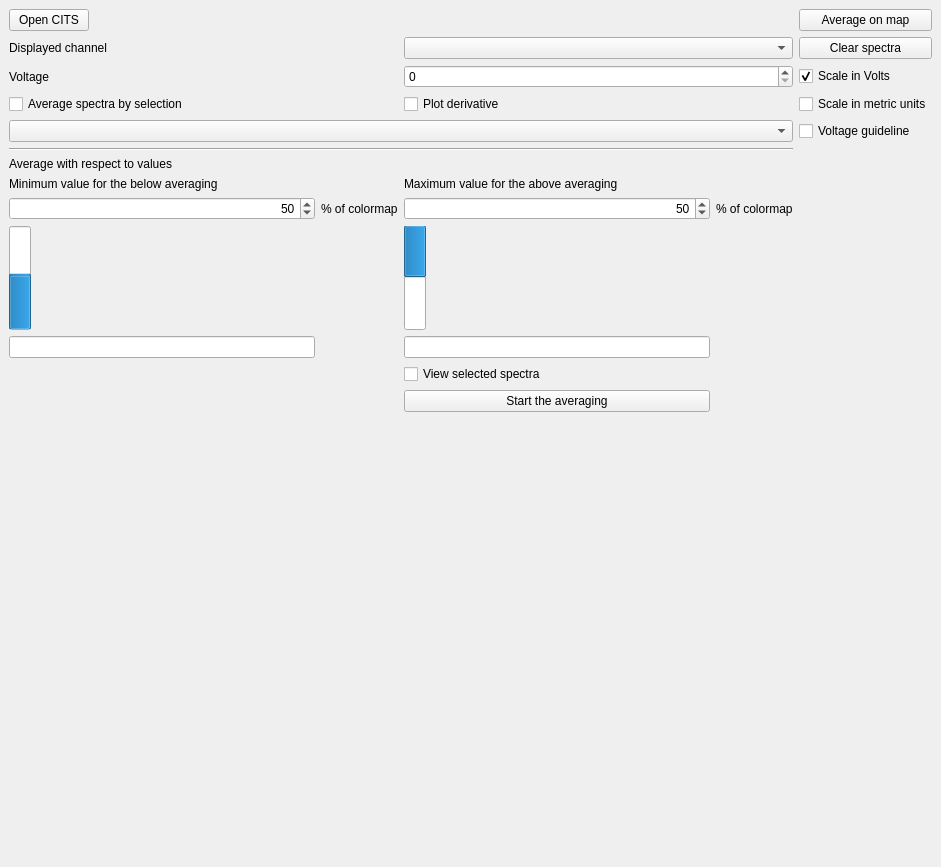
The window that ui_citswidget.ui (cea-lateqs/STMapy) describes before a commit, drawn with Qt 5.
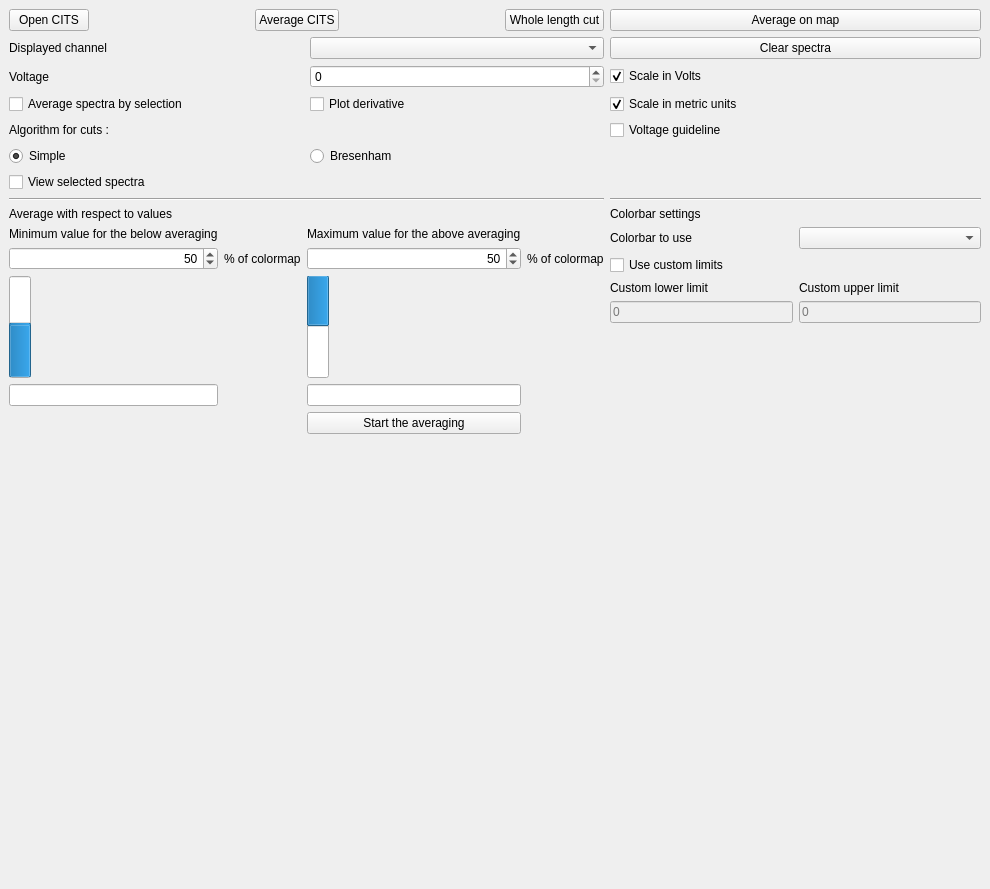
The same window after the commit. Custom widgets are drawn as their Qt base class.

```diff
--- a/ui_citswidget.ui
+++ b/ui_citswidget.ui
@@ -6,8 +6,8 @@
    <rect>
     <x>0</x>
     <y>0</y>
-    <width>941</width>
-    <height>867</height>
+    <width>990</width>
+    <height>889</height>
    </rect>
   </property>
   <property name="windowTitle">
@@ -15,7 +15,70 @@
   </property>
   <widget class="QWidget" name="dockWidgetContents">
    <layout class="QGridLayout" name="gridLayout_2">
-    <item row="7" column="2">
+    <item row="6" column="2">
+     <layout class="QHBoxLayout" name="horizontalLayout_6">
+      <item>
+       <widget class="QRadioButton" name="m_simpleCutsButton">
+        <property name="text">
+         <string>Simple</string>
+        </property>
+        <property name="checked">
+         <bool>true</bool>
+        </property>
+       </widget>
+      </item>
+      <item>
+       <widget class="QRadioButton" name="m_bresenhamCutsButton">
+        <property name="text">
+         <string>Bresenham</string>
+        </property>
+       </widget>
+      </item>
+     </layout>
+    </item>
+    <item row="3" column="2">
+     <layout class="QHBoxLayout" name="horizontalLayout_3">
+      <item>
+       <widget class="QCheckBox" name="m_avgBox">
+        <property name="text">
+         <string>Average spectra by selection</string>
+        </property>
+       </widget>
+      </item>
+      <item>
+       <widget class="QCheckBox" name="m_derivBox">
+        <property name="text">
+         <string>Plot derivative</string>
+        </property>
+       </widget>
+      </item>
+     </layout>
+    </item>
+    <item row="1" column="3">
+     <widget class="QPushButton" name="m_clearSpec">
+      <property name="text">
+       <string>Clear spectra</string>
+      </property>
+     </widget>
+    </item>
+    <item row="1" column="2">
+     <layout class="QHBoxLayout" name="horizontalLayout_2">
+      <property name="sizeConstraint">
+       <enum>QLayout::SetDefaultConstraint</enum>
+      </property>
+      <item>
+       <widget class="QLabel" name="label_7">
+        <property name="text">
+         <string>Displayed channel</string>
+        </property>
+       </widget>
+      </item>
+      <item>
+       <widget class="QComboBox" name="m_channelBox"/>
+      </item>
+     </layout>
+    </item>
+    <item row="10" column="2">
      <widget class="QLabel" name="label_2">
       <property name="text">
        <string>Average with respect to values</string>
@@ -38,6 +101,26 @@
         </property>
        </widget>
       </item>
+      <item>
+       <spacer name="horizontalSpacer_2">
+        <property name="orientation">
+         <enum>Qt::Horizontal</enum>
+        </property>
+        <property name="sizeHint" stdset="0">
+         <size>
+          <width>40</width>
+          <height>20</height>
+         </size>
+        </property>
+       </spacer>
+      </item>
+      <item>
+       <widget class="QPushButton" name="m_averageCitsButton">
+        <property name="text">
+         <string>Average CITS</string>
+        </property>
+       </widget>
+      </item>
       <item>
        <spacer name="horizontalSpacer">
         <property name="orientation">
@@ -51,16 +134,23 @@
         </property>
        </spacer>
       </item>
+      <item>
+       <widget class="QPushButton" name="m_wholeLengthCutButton">
+        <property name="text">
+         <string>Whole length cut</string>
+        </property>
+       </widget>
+      </item>
      </layout>
     </item>
-    <item row="5" column="2">
+    <item row="8" column="2">
      <widget class="Line" name="line">
       <property name="orientation">
        <enum>Qt::Horizontal</enum>
       </property>
      </widget>
     </item>
-    <item row="10" column="2">
+    <item row="13" column="2">
      <layout class="QVBoxLayout" name="map_layout">
       <property name="leftMargin">
        <number>0</number>
@@ -80,7 +170,7 @@
       </item>
      </layout>
     </item>
-    <item row="10" column="3">
+    <item row="13" column="3">
      <layout class="QVBoxLayout" name="spec_layout">
       <property name="sizeConstraint">
        <enum>QLayout::SetDefaultConstraint</enum>
@@ -93,49 +183,7 @@
       </item>
      </layout>
     </item>
-    <item row="3" column="2">
-     <layout class="QHBoxLayout" name="horizontalLayout_3">
-      <item>
-       <widget class="QCheckBox" name="m_avgBox">
-        <property name="text">
-         <string>Average spectra by selection</string>
-        </property>
-       </widget>
-      </item>
-      <item>
-       <widget class="QCheckBox" name="m_derivBox">
-        <property name="text">
-         <string>Plot derivative</string>
-        </property>
-       </widget>
-      </item>
-     </layout>
-    </item>
-    <item row="1" column="2">
-     <layout class="QHBoxLayout" name="horizontalLayout_2">
-      <property name="sizeConstraint">
-       <enum>QLayout::SetDefaultConstraint</enum>
-      </property>
-      <item>
-       <widget class="QLabel" name="label_7">
-        <property name="text">
-         <string>Displayed channel</string>
-        </property>
-       </widget>
-      </item>
-      <item>
-       <widget class="QComboBox" name="m_channelBox"/>
-      </item>
-     </layout>
-    </item>
-    <item row="1" column="3">
-     <widget class="QPushButton" name="m_clearSpec">
-      <property name="text">
-       <string>Clear spectra</string>
-      </property>
-     </widget>
-    </item>
-    <item row="8" column="2">
+    <item row="11" column="2">
      <layout class="QGridLayout" name="gridLayout">
       <item row="1" column="0">
        <widget class="QSpinBox" name="m_belowBox">
@@ -227,13 +275,6 @@
         </property>
        </widget>
       </item>
-      <item row="4" column="2">
-       <widget class="QCheckBox" name="m_viewSelectedBox">
-        <property name="text">
-         <string>View selected spectra</string>
-        </property>
-       </widget>
-      </item>
       <item row="3" column="0">
        <widget class="QLineEdit" name="m_belowLine">
         <property name="readOnly">
@@ -278,23 +319,141 @@
       </property>
      </widget>
     </item>
-    <item row="4" column="2">
-     <widget class="QComboBox" name="m_colorBarBox"/>
-    </item>
     <item row="3" column="3">
      <widget class="QCheckBox" name="m_scaleMetric">
       <property name="text">
        <string>Scale in metric units</string>
       </property>
+      <property name="checked">
+       <bool>true</bool>
+      </property>
      </widget>
     </item>
-    <item row="4" column="3">
+    <item row="5" column="2">
+     <widget class="QLabel" name="label_8">
+      <property name="text">
+       <string>Algorithm for cuts :</string>
+      </property>
+     </widget>
+    </item>
+    <item row="5" column="3">
      <widget class="QCheckBox" name="m_vLineBox">
       <property name="text">
        <string>Voltage guideline</string>
       </property>
      </widget>
     </item>
+    <item row="7" column="2">
+     <widget class="QCheckBox" name="m_viewSelectedBox">
+      <property name="text">
+       <string>View selected spectra</string>
+      </property>
+     </widget>
+    </item>
+    <item row="8" column="3">
+     <widget class="Line" name="line_2">
+      <property name="orientation">
+       <enum>Qt::Horizontal</enum>
+      </property>
+     </widget>
+    </item>
+    <item row="11" column="3">
+     <layout class="QGridLayout" name="gridLayout_3">
+      <item row="0" column="1">
+       <widget class="QComboBox" name="m_colorBarBox"/>
+      </item>
+      <item row="2" column="0">
+       <widget class="QLabel" name="label_11">
+        <property name="sizePolicy">
+         <sizepolicy hsizetype="Preferred" vsizetype="Preferred">
+          <horstretch>0</horstretch>
+          <verstretch>0</verstretch>
+         </sizepolicy>
+        </property>
+        <property name="text">
+         <string>Custom lower limit</string>
+        </property>
+        <property name="alignment">
+         <set>Qt::AlignLeading|Qt::AlignLeft|Qt::AlignVCenter</set>
+        </property>
+       </widget>
+      </item>
+      <item row="1" column="0">
+       <widget class="QCheckBox" name="m_cbarCustomCheckbox">
+        <property name="text">
+         <string>Use custom limits</string>
+        </property>
+       </widget>
+      </item>
+      <item row="0" column="0">
+       <widget class="QLabel" name="label_10">
+        <property name="text">
+         <string>Colorbar to use</string>
+        </property>
+       </widget>
+      </item>
+      <item row="2" column="1">
+       <widget class="QLabel" name="label_12">
+        <property name="text">
+         <string>Custom upper limit</string>
+        </property>
+       </widget>
+      </item>
+      <item row="4" column="0">
+       <spacer name="verticalSpacer">
+        <property name="orientation">
+         <enum>Qt::Vertical</enum>
+        </property>
+        <property name="sizeHint" stdset="0">
+         <size>
+          <width>20</width>
+          <height>40</height>
+         </size>
+        </property>
+       </spacer>
+      </item>
+      <item row="4" column="1">
+       <spacer name="verticalSpacer_2">
+        <property name="orientation">
+         <enum>Qt::Vertical</enum>
+        </property>
+        <property name="sizeHint" stdset="0">
+         <size>
+          <width>20</width>
+          <height>40</height>
+         </size>
+        </property>
+       </spacer>
+      </item>
+      <item row="3" column="0">
+       <widget class="QLineEdit" name="m_cbarLowerBox">
+        <property name="enabled">
+         <bool>false</bool>
+        </property>
+        <property name="placeholderText">
+         <string>0</string>
+        </property>
+       </widget>
+      </item>
+      <item row="3" column="1">
+       <widget class="QLineEdit" name="m_cbarUpperBox">
+        <property name="enabled">
+         <bool>false</bool>
+        </property>
+        <property name="placeholderText">
+         <string>0</string>
+        </property>
+       </widget>
+      </item>
+     </layout>
+    </item>
+    <item row="10" column="3">
+     <widget class="QLabel" name="label_9">
+      <property name="text">
+       <string>Colorbar settings</string>
+      </property>
+     </widget>
+    </item>
    </layout>
   </widget>
  </widget>
```
